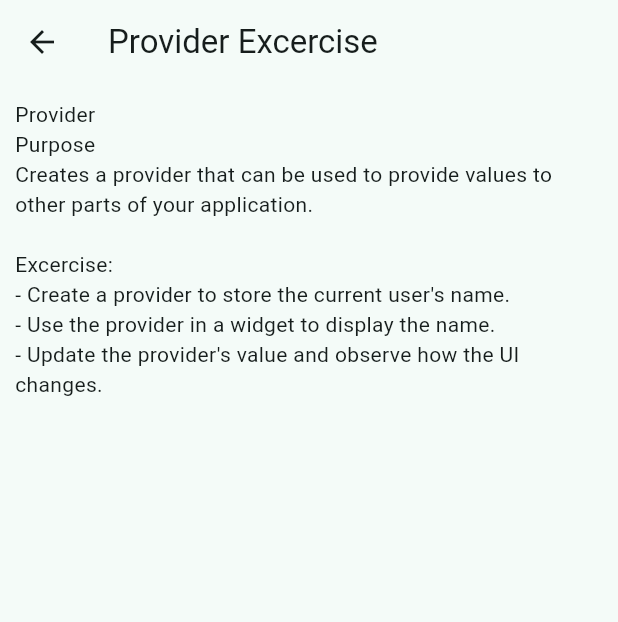
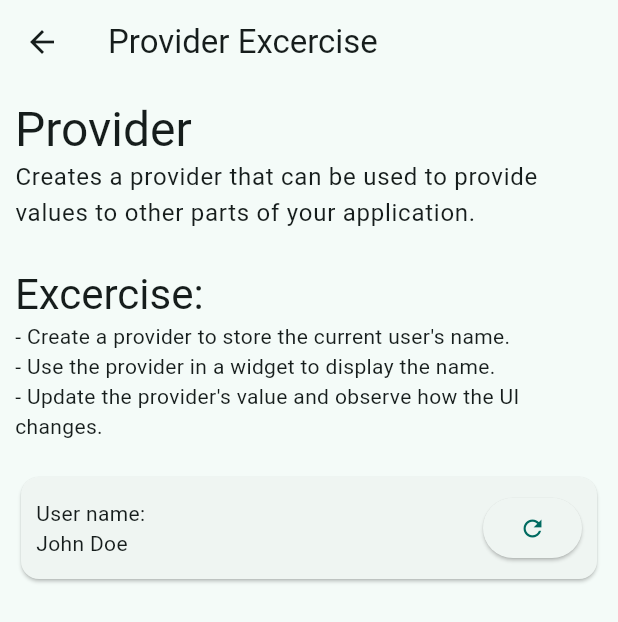
Before and after one commit to ondrahlavac/learning-flutter-riverpod, a Flutter app: the screen it shows after launch, after a tap on "Provider", on a phone screen of 412 x 824 dp. Shown: the top 622 px of the screen. Run offline on Flutter 3.47's test engine with Material 3 defaults, Android fonts, the phone set to English and light mode, and no system bars; our stand-ins replace flutter_riverpod.

Commit message:
feat: adds a simple Provider for a current user name.

```diff
--- a/lib/excercises.dart
+++ b/lib/excercises.dart
@@ -13,7 +13,7 @@ const List<Map<String, dynamic>> excercises = [
     'purpose':
         'Create a provider that can be used to provide values to other parts of the app.',
     'description': '',
-    'finished': false,
+    'finished': true,
     'onOpen': ProviderExcercise()
   },
   {
--- a/lib/main.dart
+++ b/lib/main.dart
@@ -1,11 +1,14 @@
 import 'package:flutter/material.dart';
+import 'package:flutter_riverpod/flutter_riverpod.dart';
 import 'package:learning_flutter_riverpod/screens/about_page.dart';
 import 'package:learning_flutter_riverpod/screens/excercises_catalogue_page.dart';
 import 'package:learning_flutter_riverpod/screens/user_page.dart';
 
 void main() {
   runApp(
-    const LearningApp(),
+    const ProviderScope(
+      child: LearningApp(),
+    ),
   );
 }
 
--- /dev/null
+++ b/lib/providers/user_provider.dart
@@ -0,0 +1,11 @@
+import 'package:flutter_riverpod/flutter_riverpod.dart';
+
+String currentUser = 'John Doe';
+
+final currentUserProvider = Provider<String>((ref) {
+  return currentUser;
+});
+
+setNewUser(String newName) {
+  currentUser = newName;
+}
--- a/lib/screens/excercises/provider.dart
+++ b/lib/screens/excercises/provider.dart
@@ -1,5 +1,6 @@
 import 'package:flutter/material.dart';
 import 'package:flutter_riverpod/flutter_riverpod.dart';
+import 'package:learning_flutter_riverpod/providers/user_provider.dart';
 
 class ProviderExcercise extends ConsumerWidget {
   const ProviderExcercise({super.key});
@@ -9,23 +10,72 @@ class ProviderExcercise extends ConsumerWidget {
       appBar: AppBar(
         title: const Text('Provider Excercise'),
       ),
-      body: const Padding(
-        padding: EdgeInsets.all(10.0),
+      body: Padding(
+        padding: const EdgeInsets.all(10.0),
         child: Column(
           mainAxisAlignment: MainAxisAlignment.start,
           crossAxisAlignment: CrossAxisAlignment.start,
           children: [
-            Text('Provider'),
-            Text('Purpose'),
-            Text('''
+            Text(
+              'Provider',
+              style: Theme.of(context).textTheme.headlineLarge,
+            ),
+            Text(
+              '''
 Creates a provider that can be used to provide values to other parts of your application.
-'''),
-            Text('Excercise:'),
-            Text('''
+''',
+              style: Theme.of(context).textTheme.bodyLarge,
+            ),
+            Text(
+              'Excercise:',
+              style: Theme.of(context).textTheme.headlineMedium,
+            ),
+            Text(
+              '''
 - Create a provider to store the current user's name.
 - Use the provider in a widget to display the name.
 - Update the provider's value and observe how the UI changes.
-'''),
+''',
+              style: Theme.of(context).textTheme.bodyMedium,
+            ),
+            Row(
+              children: [
+                Expanded(
+                  child: Card(
+                    child: Padding(
+                      padding: const EdgeInsets.all(10),
+                      child: Row(
+                        children: [
+                          Expanded(
+                            child: Column(
+                              crossAxisAlignment: CrossAxisAlignment.start,
+                              children: [
+                                const Text('User name: '),
+                                Text(ref.watch(currentUserProvider))
+                              ],
+                            ),
+                          ),
+                          ElevatedButton(
+                            onPressed: () {
+                              setNewUser('Jane Smith');
+                              // In this example, we're updating the currentUser
+                              // variable directly using setNewUser().
+                              // This is considered an external state change
+                              // because it's happening outside of
+                              // Riverpod's direct control.
+                              // ref.refresh() is necessary to notify Riverpod
+                              // about this change and trigger a UI update.
+                              ref.refresh(currentUserProvider);
+                            },
+                            child: const Icon(Icons.refresh_outlined),
+                          ),
+                        ],
+                      ),
+                    ),
+                  ),
+                ),
+              ],
+            ),
           ],
         ),
       ),
--- a/lib/screens/excercises_catalogue_page.dart
+++ b/lib/screens/excercises_catalogue_page.dart
@@ -46,9 +46,14 @@ class ExcercisesCatalogue extends StatelessWidget {
                           ),
                         ),
                         const SizedBox(width: 10),
-                        Icon(excercises[index]['finished']
-                            ? Icons.check_circle_outline_outlined
-                            : Icons.circle_outlined),
+                        Icon(
+                          excercises[index]['finished']
+                              ? Icons.check_circle
+                              : Icons.circle_outlined,
+                          color: excercises[index]['finished']
+                              ? Colors.green
+                              : null,
+                        ),
                       ],
                     ),
                     const SizedBox(height: 10),
--- a/lib/screens/user_page.dart
+++ b/lib/screens/user_page.dart
@@ -1,26 +1,28 @@
 import 'package:flutter/material.dart';
+import 'package:flutter_riverpod/flutter_riverpod.dart';
+import 'package:learning_flutter_riverpod/providers/user_provider.dart';
 
-class UserPage extends StatelessWidget {
+class UserPage extends ConsumerWidget {
   const UserPage({super.key});
 
   @override
-  Widget build(BuildContext context) {
+  Widget build(BuildContext context, WidgetRef ref) {
     return Scaffold(
-      body: const Center(
+      body: Center(
         child: Column(
           mainAxisAlignment: MainAxisAlignment.center,
           children: [
-            CircleAvatar(
+            const CircleAvatar(
               radius: 50,
               backgroundImage: AssetImage('assets/images/avatar-guy.png'),
             ),
-            SizedBox(height: 20),
+            const SizedBox(height: 20),
             Text(
-              'John Doe',
-              style: TextStyle(fontSize: 24, fontWeight: FontWeight.bold),
+              ref.watch(currentUserProvider),
+              style: Theme.of(context).textTheme.headlineLarge,
             ),
-            SizedBox(height: 10),
-            Text(
+            const SizedBox(height: 10),
+            const Text(
               'Software Engineer',
               style: TextStyle(fontSize: 16),
             ),
--- a/pubspec.yaml
+++ b/pubspec.yaml
@@ -16,7 +16,7 @@ publish_to: 'none' # Remove this line if you wish to publish to pub.dev
 # https://developer.apple.com/library/archive/documentation/General/Reference/InfoPlistKeyReference/Articles/CoreFoundationKeys.html
 # In Windows, build-name is used as the major, minor, and patch parts
 # of the product and file versions while build-number is used as the build suffix.
-version: 1.0.0
+version: 1.1.0
 
 environment:
   sdk: ^3.5.0
```
